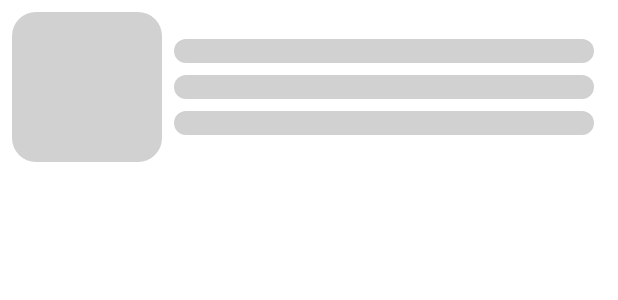
After one commit to SEBASIAO/meli-challenge, an Android app: the layout item_shimmer.xml on its own in the app's theme, with its tools: preview values and no code run, on a phone screen of 412 x 824 dp. The commit adds this screen. Shown: the top 300 px of the screen. Run offline under Robolectric (Android 15) with nearby library versions, the phone set to English and light mode, and no system bars.

Commit message:
feat(ui): add loaders for pagination, shimmer effect, and full-screen loading indicator
- Implemented a loader at the end of the list to indicate loading more items during pagination.
- Added a Facebook-style shimmer effect for initial data loading to improve user experience.
- Introduced a full-screen loading indicator when processing item details request before navigating to the details screen.
- Enhanced loading state management for smooth transitions and better visual feedback during data fetching.

These updates improve user experience by providing clear loading indicators for different scenarios, ensuring better responsiveness and usability.

```diff
--- a/app/build.gradle.kts
+++ b/app/build.gradle.kts
@@ -71,6 +71,9 @@ dependencies {
     //Glide
     implementation(libs.glide)
     kapt(libs.glide.compiler)
+
+    //Shimmer
+    implementation(libs.facebook.shimmer)
 }
 
 kapt{
--- a/app/src/main/java/com/example/melichallenge/data/remote/datasource/BaseRemoteDataSource.kt
+++ b/app/src/main/java/com/example/melichallenge/data/remote/datasource/BaseRemoteDataSource.kt
@@ -2,6 +2,7 @@ package com.example.melichallenge.data.remote.datasource
 
 import android.accounts.NetworkErrorException
 import retrofit2.Response
+import java.net.UnknownHostException
 
 abstract class BaseRemoteDataSource {
 
@@ -14,7 +15,9 @@ abstract class BaseRemoteDataSource {
                 Resource.error(response.message())
             }
         } catch (e : Exception){
-            return Resource.error("Network Call Error: $e")
+            return if (e is UnknownHostException)
+                Resource.error("No internet connection")
+            else Resource.error("Network Call Error: $e")
         }
 
     }
--- a/app/src/main/java/com/example/melichallenge/presentation/home/MainViewModel.kt
+++ b/app/src/main/java/com/example/melichallenge/presentation/home/MainViewModel.kt
@@ -27,7 +27,7 @@ class MainViewModel @Inject constructor(private val repository: SearchRepository
 
 
     fun searchItemsByQuery(query: String) {
-        _uiState.value = MainActivityUiState.Loading
+        _uiState.value = MainActivityUiState.LoadingNewItems
         currentQuery = query
         viewModelScope.launch {
             val result = repository.searchItemsByQuery(query, limit, currentOffset)
@@ -48,7 +48,7 @@ class MainViewModel @Inject constructor(private val repository: SearchRepository
     }
 
     fun loadMoreItems() {
-        _uiState.value = MainActivityUiState.Loading
+        _uiState.value = MainActivityUiState.LoadingMoreItems
         currentOffset += 1
         viewModelScope.launch {
             val result = repository.searchItemsByQuery(currentQuery, limit, currentOffset)
--- a/app/src/main/res/layout/activity_details.xml
+++ b/app/src/main/res/layout/activity_details.xml
@@ -15,13 +15,14 @@
 
         <com.google.android.material.textview.MaterialTextView
             android:id="@+id/item_title_tv"
-            style="@style/TextAppearance.AppCompat.Body2"
+            style="@style/TextAppearance.AppCompat.Large"
             android:layout_width="0dp"
             android:layout_height="wrap_content"
             android:layout_marginHorizontal="16dp"
             android:layout_marginTop="24dp"
             android:textAlignment="textStart"
             android:text="@{item.title}"
+            android:textColor="@color/black"
             app:layout_constraintEnd_toEndOf="parent"
             app:layout_constraintStart_toStartOf="parent"
             app:layout_constraintTop_toTopOf="parent"
--- /dev/null
+++ b/app/src/main/res/layout/item_shimmer.xml
@@ -0,0 +1,54 @@
+<?xml version="1.0" encoding="utf-8"?>
+<com.facebook.shimmer.ShimmerFrameLayout xmlns:android="http://schemas.android.com/apk/res/android"
+    xmlns:app="http://schemas.android.com/apk/res-auto"
+    android:layout_width="match_parent"
+    android:layout_height="wrap_content">
+
+    <androidx.constraintlayout.widget.ConstraintLayout
+        android:layout_width="match_parent"
+        android:layout_height="wrap_content"
+        android:padding="8dp">
+
+        <com.google.android.material.imageview.ShapeableImageView
+            android:id="@+id/thumbnail"
+            android:layout_width="100dp"
+            android:layout_height="100dp"
+            android:src="@drawable/rounded_image_position_background"
+            app:layout_constraintBottom_toBottomOf="parent"
+            app:layout_constraintStart_toStartOf="parent"
+            app:layout_constraintTop_toTopOf="parent"
+            app:shapeAppearance="@style/ShapeAppearance.Material3.Corner.None" />
+
+        <View
+            android:id="@+id/first_shimmer_view"
+            android:layout_width="0dp"
+            android:layout_height="16dp"
+            android:layout_margin="8dp"
+            android:background="@drawable/rounded_image_position_background"
+            app:layout_constraintBottom_toTopOf="@id/second_shimmer_view"
+            app:layout_constraintEnd_toEndOf="parent"
+            app:layout_constraintStart_toEndOf="@id/thumbnail" />
+
+        <View
+            android:id="@+id/second_shimmer_view"
+            android:layout_width="0dp"
+            android:layout_height="16dp"
+            android:layout_marginHorizontal="8dp"
+            android:background="@drawable/rounded_image_position_background"
+            app:layout_constraintBottom_toBottomOf="parent"
+            app:layout_constraintEnd_toEndOf="parent"
+            app:layout_constraintStart_toEndOf="@id/thumbnail"
+            app:layout_constraintTop_toTopOf="parent" />
+
+        <View
+            android:id="@+id/third_shimmer_view"
+            android:layout_width="0dp"
+            android:layout_height="16dp"
+            android:layout_margin="8dp"
+            android:background="@drawable/rounded_image_position_background"
+            app:layout_constraintEnd_toEndOf="parent"
+            app:layout_constraintStart_toEndOf="@id/thumbnail"
+            app:layout_constraintTop_toBottomOf="@id/second_shimmer_view"/>
+    </androidx.constraintlayout.widget.ConstraintLayout>
+
+</com.facebook.shimmer.ShimmerFrameLayout>
--- a/gradle/libs.versions.toml
+++ b/gradle/libs.versions.toml
@@ -14,6 +14,7 @@ retrofit = "2.11.0"
 loggingInterceptor = "4.11.0"
 lifecycleViewmodelKtx = "2.8.7"
 glide = "4.16.0"
+shimmer = "0.5.0"
 
 [libraries]
 androidx-core-ktx = { group = "androidx.core", name = "core-ktx", version.ref = "coreKtx" }
@@ -32,6 +33,8 @@ okhttp3-logging-interceptor = { group = "com.squareup.okhttp3", name = "logging-
 lifecycle-viewmodel-ktx = { group = "androidx.lifecycle", name = "lifecycle-viewmodel-ktx", version.ref = "lifecycleViewmodelKtx" }
 glide = { group = "com.github.bumptech.glide", name = "glide", version.ref = "glide" }
 glide-compiler = { group = "com.github.bumptech.glide", name = "compiler", version.ref = "glide" }
+facebook-shimmer = { group = "com.facebook.shimmer", name = "shimmer", version.ref = "shimmer" }
+
 [plugins]
 android-application = { id = "com.android.application", version.ref = "agp" }
 jetbrains-kotlin-android = { id = "org.jetbrains.kotlin.android", version.ref = "kotlin" }
```
Also changed, not shown: app/src/main/java/com/example/melichallenge/presentation/adapters/ItemAdapter.kt (+66 -15 lines), app/src/main/java/com/example/melichallenge/presentation/home/MainActivity.kt (+46 -10 lines), app/src/main/res/layout/activity_main.xml (+22 -0 lines), app/src/main/res/layout/loading_item.xml (added, +22 -0 lines), app/src/main/res/layout/shimmer_list.xml (added, +15 -0 lines), 1 other file.
